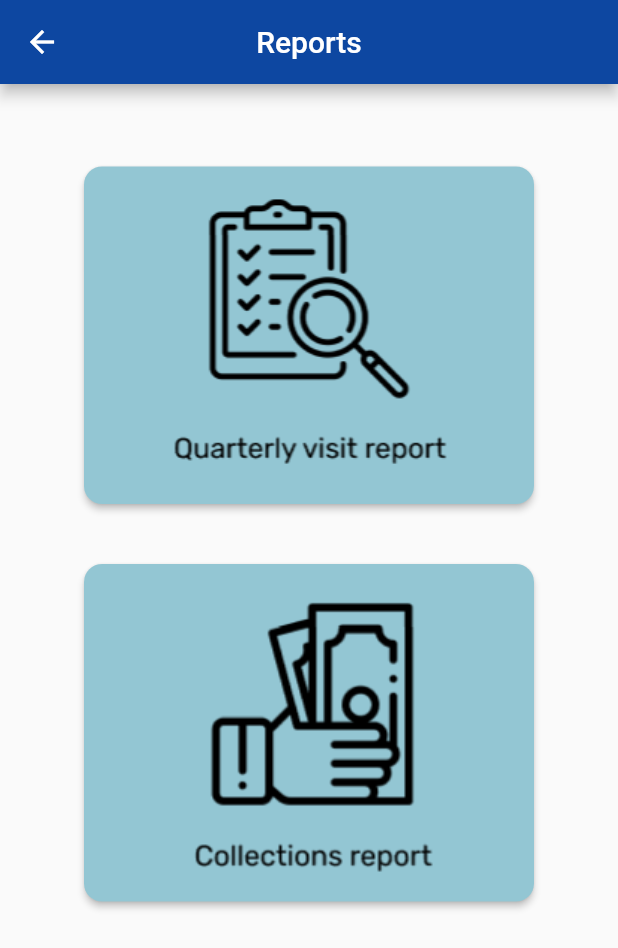
After one commit to Pavithra-Rajan/swimiNIT, a Flutter app: the QuarterlyReports screen opened directly, on a phone screen of 412 x 824 dp. The commit adds this screen. Shown: the top 948 px of the screen. Run offline on Flutter 3.47's test engine with Material 2 defaults, Android fonts, the phone set to English and light mode, and no system bars; our stand-ins replace firebase_auth, firebase_core, google_fonts; accounts and stored records are empty.

Commit message:
Added Add SPM page and reports page

```diff
--- a/analysis_options.yaml
+++ b/analysis_options.yaml
@@ -22,6 +22,7 @@ linter:
   # `// ignore_for_file: name_of_lint` syntax on the line or in the file
   # producing the lint.
   rules:
+    prefer_const_constructors : false
     # avoid_print: false  # Uncomment to disable the `avoid_print` rule
     # prefer_single_quotes: true  # Uncomment to enable the `prefer_single_quotes` rule
 
--- /dev/null
+++ b/lib/Reports/quaterly_reports.dart
@@ -0,0 +1,67 @@
+import 'package:flutter/material.dart';
+
+
+import '../main.dart';
+
+class QuarterlyReports extends StatefulWidget
+{
+  const QuarterlyReports({Key? key}) : super(key: key);
+
+  @override
+  State<QuarterlyReports> createState() => _QuarterlyReports();
+}
+
+class _QuarterlyReports extends State<QuarterlyReports>
+{
+  @override
+  Widget build(BuildContext context) {
+
+    return Scaffold(
+      appBar: AppBar(
+        centerTitle: true,
+        title: const Text('Reports'),
+        backgroundColor: Colors.blue[900],
+      ),
+      body: Column(
+          children: [
+            SizedBox(
+              height: 40,
+            ),
+            Padding(
+              padding: EdgeInsets.symmetric(vertical: 15, horizontal: 15),
+              child: Container(
+                alignment: Alignment.center,
+                child: RawMaterialButton(onPressed: () async {},
+                      fillColor: Color(int.parse("0xFF93C6D3")),
+                      constraints: BoxConstraints.tight(Size(300, 225)),
+                      padding: const EdgeInsets.symmetric(vertical: 15.0),
+                      shape: RoundedRectangleBorder(
+                        borderRadius: BorderRadius.circular(12.0),
+                      ),
+                      child: Image.asset("lib/Resources/Checklist.png")
+                ),
+              )
+              ,),
+            SizedBox(
+              height: 10,
+            ),
+            Padding(
+              padding: EdgeInsets.symmetric(vertical: 15, horizontal: 15),
+              child: Container(
+                alignment: Alignment.center,
+                child: RawMaterialButton(onPressed: () async {},
+                    fillColor: Color(0xFF93C6D3),
+                    constraints: BoxConstraints.tight(Size(300, 225)),
+                    padding: const EdgeInsets.symmetric(vertical: 15.0),
+                    shape: RoundedRectangleBorder(
+                      borderRadius: BorderRadius.circular(12.0),
+                    ),
+                    child: Image.asset("lib/Resources/money.png")
+                ),
+              )
+              ,)
+            ]),
+    );
+  }
+
+}
--- a/pubspec.yaml
+++ b/pubspec.yaml
@@ -36,6 +36,7 @@ dependencies:
   cupertino_icons: ^1.0.2
   firebase_core: ^1.13.1
   firebase_auth: ^3.3.10
+  google_fonts: ^2.3.1
 
 dev_dependencies:
   flutter_test:
@@ -58,6 +59,8 @@ flutter:
   # included with your application, so that you can use the icons in
   # the material Icons class.
   uses-material-design: true
+  assets:
+    - lib/Resources/
 
   # To add assets to your application, add an assets section, like this:
   # assets:
```
Also changed, not shown: lib/Admin/adminaddspm.dart (added, +108 -0 lines), lib/main.dart (+9 -12 lines), lib/Resources/Checklist.png (added), lib/Resources/money.png (added), pubspec.lock, 1 other file.
